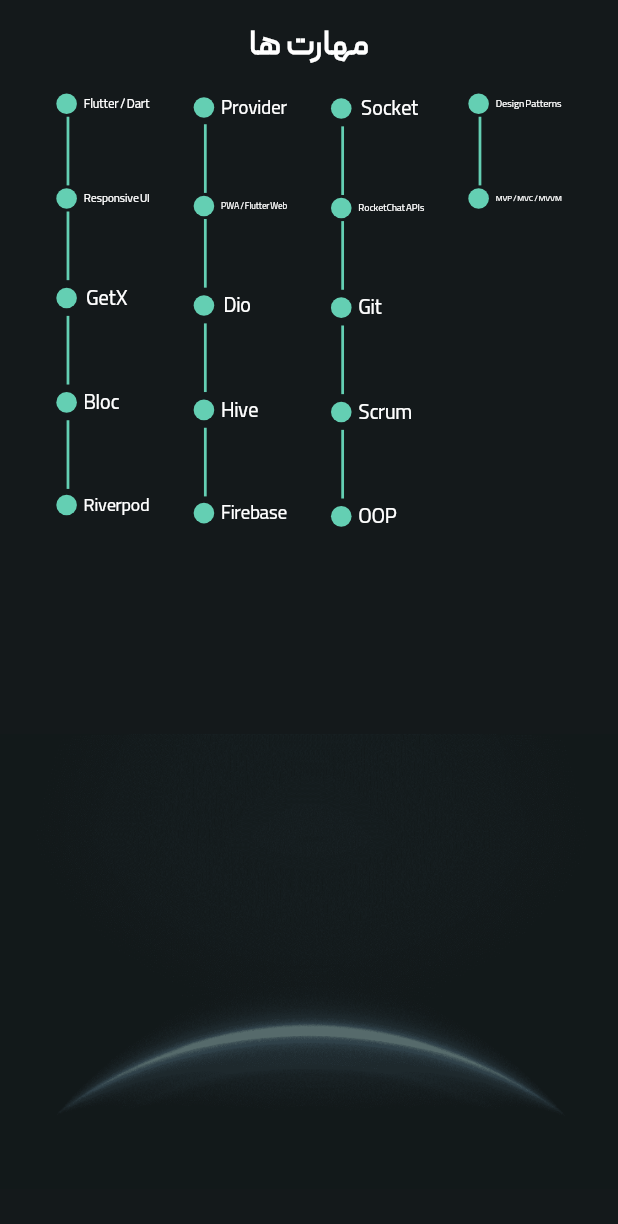
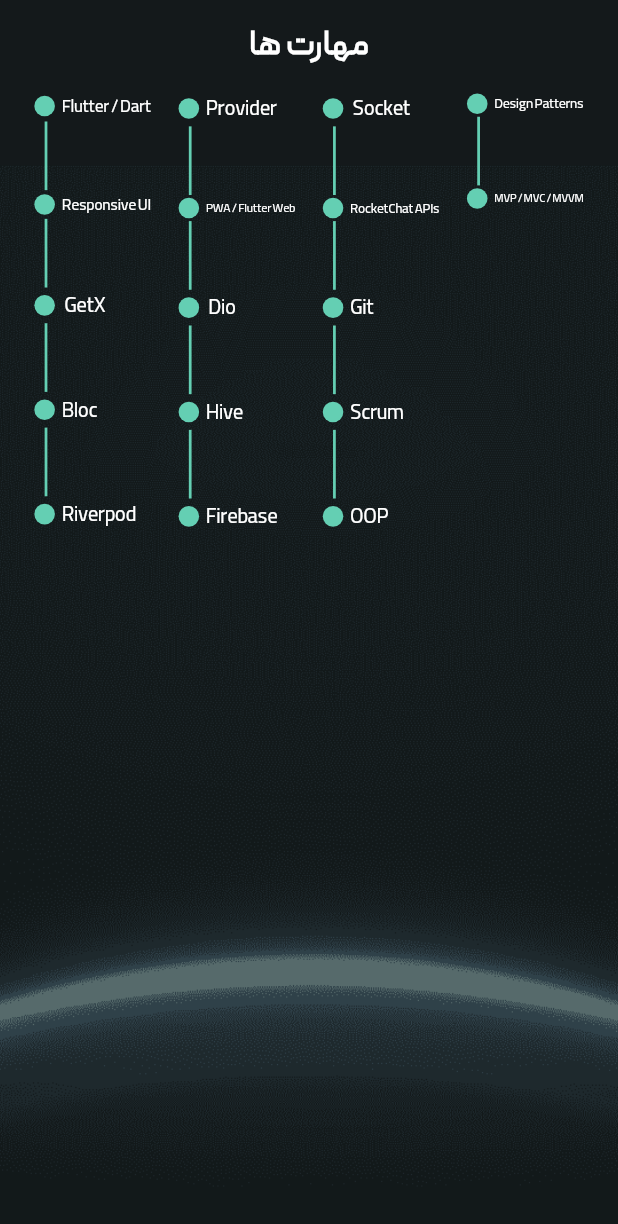
Before and after one commit to miladhf/resume-web-app, a Flutter app: the SkillsTab widget shown alone on an empty page, opened directly, on a phone screen of 412 x 824 dp. Shown: the top 1224 px of the screen. Run offline on Flutter 3.47's test engine with Material 3 defaults, Android fonts, the phone set to English and light mode, and no system bars; drawn by our look-alikes of flutter_animate; our stand-ins replace easy_localization, flutter_styled_toast, flutter_svg, photo_view, responsive_framework; statements that could not run were skipped.

Commit message:
skills tab ui improved mobile devices

```diff
--- a/lib/pages/main_tabs/skills_tab/skills_tab.dart
+++ b/lib/pages/main_tabs/skills_tab/skills_tab.dart
@@ -21,16 +21,10 @@
 class _SkillsTabState extends State<SkillsTab> {
   int skillsPerRow = 5;
 
-  var publicSkillsOffset = const Offset(-1, 0);
-  var flutterSkillsOffset = const Offset(-1, 0);
-  var androidSkillsOffset = const Offset(-1, 0);
-  var duration = const Duration(seconds: 1);
-
   _firstRun() {
     SkillsTab.isFirstRun = false;
   }
 
-  void _onSkillTap(String skill) {}
 
 
   @override
@@ -50,7 +44,6 @@
       }
     }
 
-    double buttonWidth = 150;
     return Stack(
       alignment: Alignment.center,
       children: [
@@ -61,7 +54,7 @@
           fit: BoxFit.cover,
         ),
         Positioned(
-          bottom: isDesktop ? -120 : -250,
+          bottom: isDesktop ? -120 : -120,
           child: Opacity(
             opacity: 0.8,
             child: Animate(
@@ -81,7 +74,7 @@
                 asset: R.images.moon_background,
                 width: MediaQuery.of(context).size.width,
                 height: MediaQuery.of(context).size.height,
-                fit: BoxFit.contain,
+                fit: BoxFit.fitHeight,
               ),
             ),
           ),
@@ -115,7 +108,7 @@
               SizedBox(
                 width: double.infinity,
                 child: Padding(
-                  padding: const EdgeInsets.symmetric(horizontal: 25),
+                  padding: const EdgeInsets.symmetric(horizontal: 15),
                   child: Row(
                     mainAxisAlignment: MainAxisAlignment.spaceAround,
                     crossAxisAlignment: CrossAxisAlignment.start,
@@ -124,7 +117,7 @@
                       for (int i = 0; i < skillsList.length; i++)
                         Expanded(
                           child: Padding(
-                            padding: const EdgeInsets.symmetric(horizontal: 16),
+                            padding: const EdgeInsets.symmetric(horizontal: 10),
                             child: Column(
                               crossAxisAlignment: CrossAxisAlignment.center,
                               children: [
--- a/lib/widgets/skills/skill_item.dart
+++ b/lib/widgets/skills/skill_item.dart
@@ -48,7 +48,7 @@
           focusColor: Colors.transparent,
           splashColor: Colors.transparent,
           child: SizedBox(
-            width: 120,
+            width: 140,
             child: Row(
               textDirection: TextDirection.ltr,
               crossAxisAlignment: CrossAxisAlignment.center,
```
